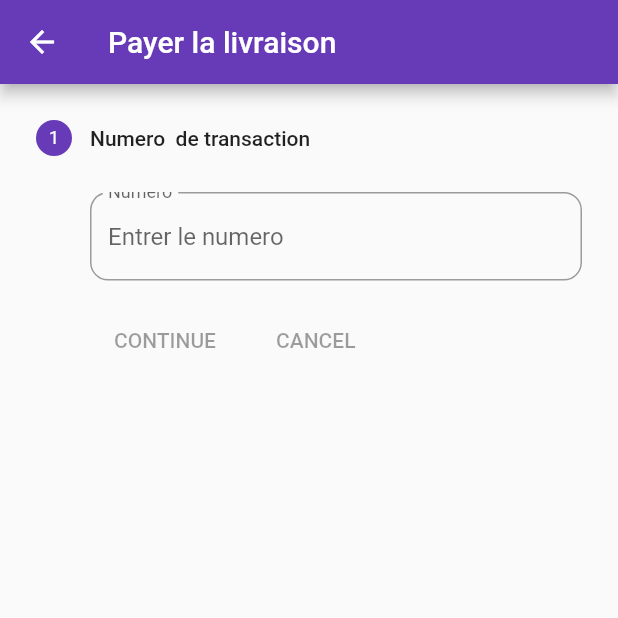
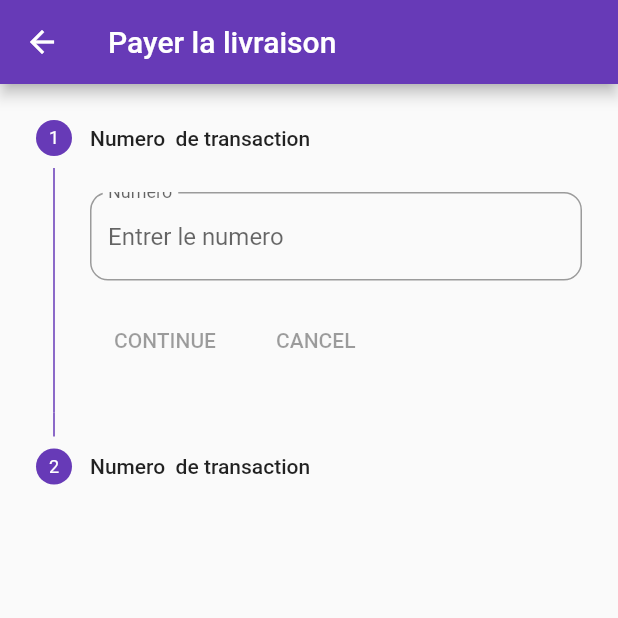
Before and after one commit to mel881/Delivery_app, a Flutter app: the Payer screen opened directly, on a phone screen of 412 x 824 dp, the top half of it. Run offline on Flutter 3.47's test engine with Material 2 defaults, Android fonts, the light colour scheme and no system bars; our stand-ins replace google_maps_flutter, signature.

Commit message:
new client

```diff
--- a/app_client/lib/main.dart
+++ b/app_client/lib/main.dart
@@ -15,7 +15,7 @@ class client_test extends StatelessWidget {
       ),
       debugShowCheckedModeBanner: false,
       routes: {
-        '/': (context) => const Payer(),
+        '/': (context) => const Login(),
         '/accueil': (context) => Home(),
       },
     );
--- a/app_client/lib/payer_livraison.dart
+++ b/app_client/lib/payer_livraison.dart
@@ -9,6 +9,12 @@ class Payer extends StatefulWidget {
 
 TextEditingController _phoneController = TextEditingController();
 List<Step> stepList() => [
+      Step(
+        state: StepState.indexed,
+        isActive: true,
+        title: const Text('Numero  de transaction'),
+        content: input_field("Numero", "Entrer le numero", _phoneController),
+      ),
       Step(
         state: StepState.indexed,
         isActive: true,
```
